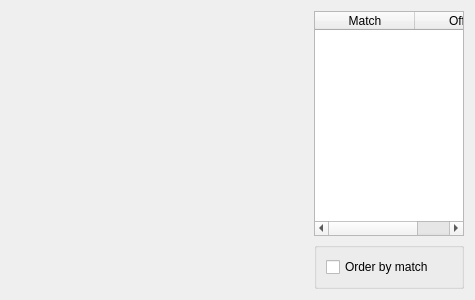
ECMora/SoundLab, file graphic_interface/UI_Files/cross_correlationDialog.ui: the form before one commit.
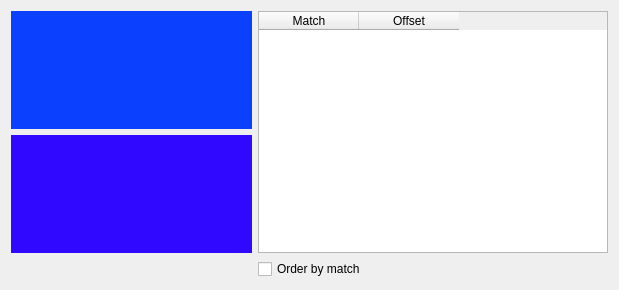
The form after the commit. Custom widgets are drawn as their Qt base class.

Diff of the .ui file:
```diff
--- a/graphic_interface/UI_Files/cross_correlationDialog.ui
+++ b/graphic_interface/UI_Files/cross_correlationDialog.ui
@@ -6,37 +6,53 @@
    <rect>
     <x>0</x>
     <y>0</y>
-    <width>475</width>
-    <height>300</height>
+    <width>619</width>
+    <height>290</height>
    </rect>
   </property>
   <property name="windowTitle">
    <string>Cross-correlation</string>
   </property>
-  <layout class="QHBoxLayout" name="horizontalLayout" stretch="1,0">
-   <item>
-    <layout class="QVBoxLayout" name="verticalLayout_4">
-     <item>
-      <widget class="OscillogramWidget" name="oscillogramWidget" native="true"/>
-     </item>
-     <item>
-      <widget class="SpectrogramWidget" name="spectrogramWidget" native="true"/>
-     </item>
-    </layout>
-   </item>
-   <item>
+  <layout class="QGridLayout" name="gridLayout">
+   <item row="2" column="1">
+    <widget class="QCheckBox" name="orderCheckBox">
+     <property name="text">
+      <string>Order by match</string>
+     </property>
+    </widget>
+   </item>
+   <item row="1" column="0">
     <layout class="QVBoxLayout" name="verticalLayout">
+     <property name="sizeConstraint">
+      <enum>QLayout::SetMaximumSize</enum>
+     </property>
      <item>
+      <widget class="OscillogramWidget" name="oscillogramWidget" native="true">
+       <property name="styleSheet">
+        <string notr="true">background-color: rgb(11, 64, 255);</string>
+       </property>
+      </widget>
+     </item>
+     <item>
+      <widget class="SpectrogramWidget" name="spectrogramWidget" native="true">
+       <property name="styleSheet">
+        <string notr="true">background-color: rgb(49, 8, 255);</string>
+       </property>
+      </widget>
+     </item>
+    </layout>
+   </item>
+   <item row="1" column="1">
       <widget class="QTableWidget" name="matchTableWidget">
        <property name="sizePolicy">
-        <sizepolicy hsizetype="Fixed" vsizetype="Expanding">
+      <sizepolicy hsizetype="Expanding" vsizetype="Expanding">
          <horstretch>0</horstretch>
          <verstretch>0</verstretch>
         </sizepolicy>
        </property>
        <property name="maximumSize">
         <size>
-         <width>150</width>
+       <width>350</width>
          <height>16777215</height>
         </size>
        </property>
@@ -75,24 +91,6 @@
         </property>
        </column>
       </widget>
-     </item>
-     <item>
-      <widget class="QGroupBox" name="groupBox">
-       <property name="title">
-        <string/>
-       </property>
-       <layout class="QVBoxLayout" name="verticalLayout_2">
-        <item>
-         <widget class="QCheckBox" name="orderCheckBox">
-          <property name="text">
-           <string>Order by match</string>
-          </property>
-         </widget>
-        </item>
-       </layout>
-      </widget>
-     </item>
-    </layout>
    </item>
   </layout>
  </widget>
```
Lines whose indentation alone changed are shown as unchanged.
